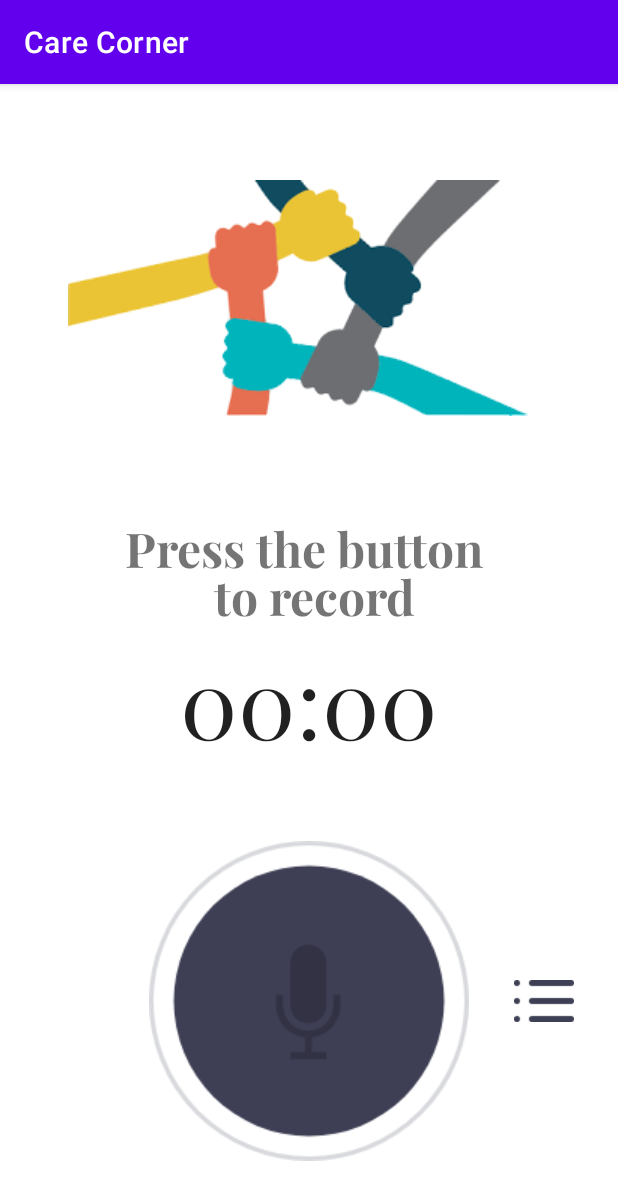
After one commit to redeem4/Care_Corner, an Android app: the RecordingsActivity screen opened directly, with no data from a screen before it, on a phone screen of 412 x 824 dp. The commit adds this screen. Shown: the top 1200 px of the screen. Run offline under Robolectric (Android 15) with nearby library versions, the phone set to English and light mode, and no system bars.

Commit message:
Recording test screen created and linked to recording list screen

```diff
--- a/care-corner-mobile/app/src/main/java/com/carecorner/FakePhoneCallMenuActivity.java
+++ b/care-corner-mobile/app/src/main/java/com/carecorner/FakePhoneCallMenuActivity.java
@@ -58,6 +58,11 @@
                 }, timeToStart);
             }
         });
+
+        /*
+        btnRecordings.setOnClickListener(new View.OnClickListener()){
+
+        }*/
 
         btnSet.setOnClickListener(new View.OnClickListener() {
             @Override
--- /dev/null
+++ b/care-corner-mobile/app/src/main/java/com/carecorner/RecordingsActivity.java
@@ -0,0 +1,14 @@
+package com.carecorner;
+
+import androidx.appcompat.app.AppCompatActivity;
+
+import android.os.Bundle;
+
+public class RecordingsActivity extends AppCompatActivity {
+
+    @Override
+    protected void onCreate(Bundle savedInstanceState) {
+        super.onCreate(savedInstanceState);
+        setContentView(R.layout.activity_recordings);
+    }
+}
--- /dev/null
+++ b/care-corner-mobile/app/src/main/res/layout/activity_recordings.xml
@@ -0,0 +1,20 @@
+<?xml version="1.0" encoding="utf-8"?>
+<androidx.constraintlayout.widget.ConstraintLayout xmlns:android="http://schemas.android.com/apk/res/android"
+    xmlns:app="http://schemas.android.com/apk/res-auto"
+    xmlns:tools="http://schemas.android.com/tools"
+    android:layout_width="match_parent"
+    android:layout_height="match_parent"
+    tools:context=".RecordingsActivity">
+
+
+    <fragment
+        android:id="@+id/fragment_container"
+        android:name="androidx.navigation.fragment.NavHostFragment"
+        android:layout_width="match_parent"
+        android:layout_height="match_parent"
+        app:navGraph="@navigation/nav_graph"
+        app:defaultNavHost="true"
+
+        />
+
+</androidx.constraintlayout.widget.ConstraintLayout>
--- a/care-corner-mobile/app/src/main/res/navigation/nav_graph.xml
+++ b/care-corner-mobile/app/src/main/res/navigation/nav_graph.xml
@@ -3,12 +3,7 @@
     xmlns:app="http://schemas.android.com/apk/res-auto"
     xmlns:tools="http://schemas.android.com/tools"
     android:id="@+id/nav_graph"
-    app:startDestination="@id/audioListFragment2">
-    <fragment
-        android:id="@+id/audioListFragment2"
-        android:name="com.carecorner.AudioListFragment"
-        android:label="fragment_audio_list"
-        tools:layout="@layout/fragment_audio_list" />
+    app:startDestination="@id/recordFragment">
 
     <fragment
         android:id="@+id/recordFragment"
@@ -19,4 +14,12 @@
             android:id="@+id/action_recordFragment_to_audioListFragment2"
             app:destination="@id/audioListFragment2" />
     </fragment>
+
+    <fragment
+        android:id="@+id/audioListFragment2"
+        android:name="com.carecorner.AudioListFragment"
+        android:label="fragment_audio_list"
+        tools:layout="@layout/fragment_audio_list" />
+
+
 </navigation>
```
Also changed, not shown: care-corner-mobile/app/src/main/AndroidManifest.xml (+11 -2 lines), care-corner-mobile/app/src/main/res/layout/fake_phone_call_menu_activity.xml (+0 -8 lines).
